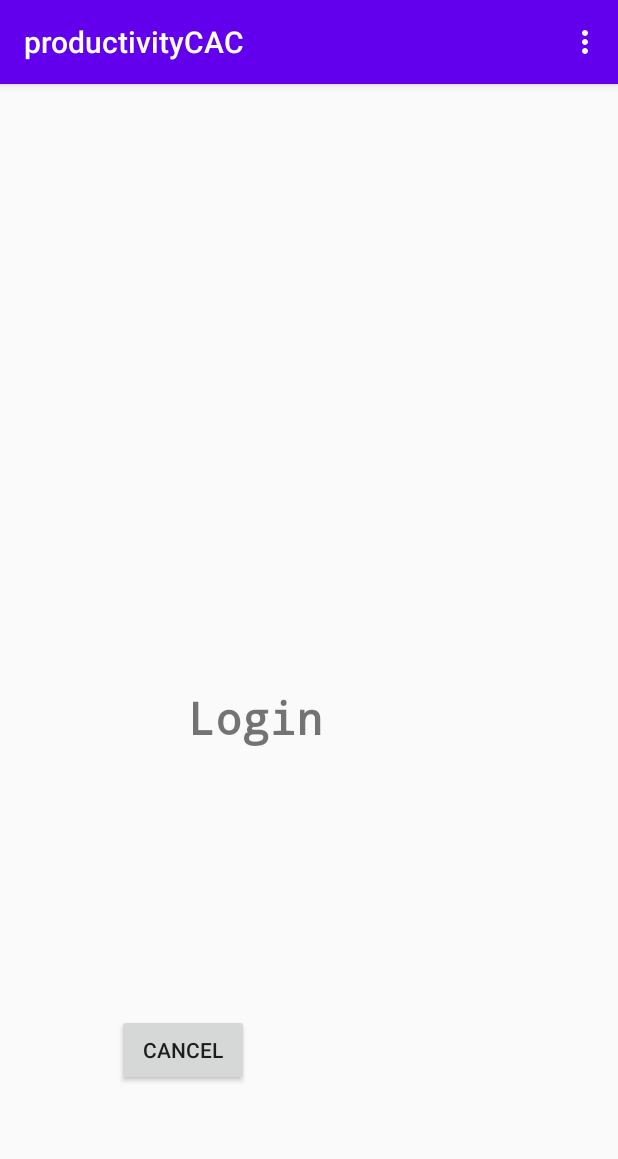
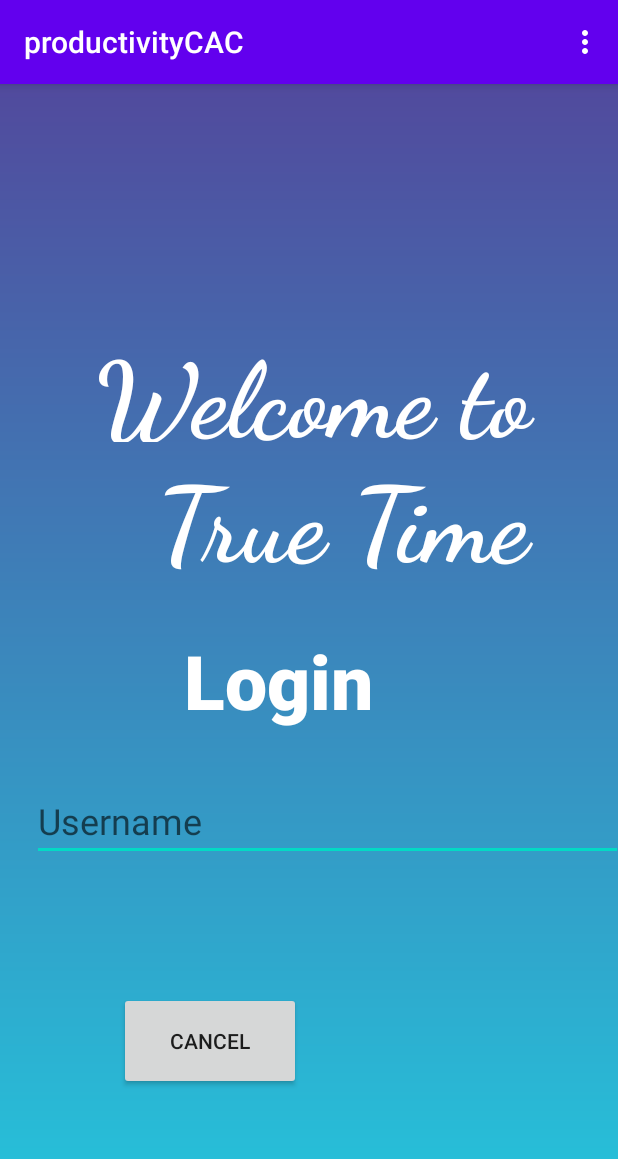
Before and after one commit to anastasia21112/productivityCAC, an Android app: the screen it shows after launch (MainActivity), on a phone screen of 412 x 824 dp. Shown: the top 1159 px of the screen. Run offline under Robolectric (Android 15) with nearby library versions, the phone set to English and light mode, and no system bars.

Commit message:
login styling

```diff
--- a/app/src/main/res/layout/activity_login.xml
+++ b/app/src/main/res/layout/activity_login.xml
@@ -4,12 +4,13 @@
     xmlns:app="http://schemas.android.com/apk/res-auto"
     xmlns:tools="http://schemas.android.com/tools"
     android:layout_width="match_parent"
-    android:layout_height="match_parent">
+    android:layout_height="match_parent"
+    android:background="@drawable/teal_purple_gradient">
 
     <TextView
         android:id="@+id/loginTitle"
-        android:layout_width="175dp"
-        android:layout_height="66dp"
+        android:layout_width="165dp"
+        android:layout_height="90dp"
         android:layout_marginStart="125dp"
         android:layout_marginLeft="125dp"
         android:layout_marginTop="320dp"
@@ -18,15 +19,16 @@
         android:layout_marginBottom="300dp"
         android:lineSpacingExtra="18sp"
         android:text="Login "
-        android:textSize="30sp"
+        android:textColor="#FFFFFF"
+        android:textSize="50sp"
         android:textStyle="bold"
-        app:fontFamily="monospace"
+        app:fontFamily="sans-serif-black"
         app:layout_constraintBottom_toBottomOf="parent"
         app:layout_constraintEnd_toEndOf="parent"
-        app:layout_constraintHorizontal_bias="0.0"
+        app:layout_constraintHorizontal_bias="0.75"
         app:layout_constraintStart_toStartOf="parent"
         app:layout_constraintTop_toTopOf="parent"
-        app:layout_constraintVertical_bias="1.0" />
+        app:layout_constraintVertical_bias="0.76" />
 
     <EditText
         android:id="@+id/editText1"
@@ -41,6 +43,7 @@
         android:ems="10"
         android:hint="Username"
         android:inputType="textPersonName"
+        android:textSize="24sp"
         app:layout_constraintBottom_toBottomOf="parent"
         app:layout_constraintEnd_toEndOf="parent"
         app:layout_constraintHorizontal_bias="0.426"
@@ -61,6 +64,7 @@
         android:ems="10"
         android:hint="Password"
         android:inputType="textPassword"
+        android:textSize="24sp"
         app:layout_constraintBottom_toBottomOf="parent"
         app:layout_constraintEnd_toEndOf="parent"
         app:layout_constraintHorizontal_bias="0.517"
@@ -70,8 +74,8 @@
 
     <Button
         android:id="@+id/btn1"
-        android:layout_width="wrap_content"
-        android:layout_height="wrap_content"
+        android:layout_width="124dp"
+        android:layout_height="67dp"
         android:layout_marginStart="233dp"
         android:layout_marginLeft="233dp"
         android:layout_marginTop="300dp"
@@ -81,15 +85,15 @@
         android:text="Login"
         app:layout_constraintBottom_toBottomOf="parent"
         app:layout_constraintEnd_toEndOf="parent"
-        app:layout_constraintHorizontal_bias="0.0"
+        app:layout_constraintHorizontal_bias="0.954"
         app:layout_constraintStart_toStartOf="parent"
         app:layout_constraintTop_toBottomOf="@+id/editText2"
-        app:layout_constraintVertical_bias="0.529" />
+        app:layout_constraintVertical_bias="0.512" />
 
     <Button
         android:id="@+id/btn2"
-        android:layout_width="wrap_content"
-        android:layout_height="wrap_content"
+        android:layout_width="121dp"
+        android:layout_height="65dp"
         android:layout_marginStart="79dp"
         android:layout_marginLeft="79dp"
         android:layout_marginTop="66dp"
@@ -99,9 +103,50 @@
         android:text="Cancel"
         app:layout_constraintBottom_toBottomOf="parent"
         app:layout_constraintEnd_toStartOf="@+id/btn1"
-        app:layout_constraintHorizontal_bias="1.0"
+        app:layout_constraintHorizontal_bias="0.0"
         app:layout_constraintStart_toStartOf="parent"
         app:layout_constraintTop_toBottomOf="@+id/editText2"
-        app:layout_constraintVertical_bias="1.0" />
+        app:layout_constraintVertical_bias="0.781" />
+
+    <TextView
+        android:id="@+id/title1"
+        android:layout_width="320dp"
+        android:layout_height="71dp"
+        android:layout_marginStart="85dp"
+        android:layout_marginLeft="85dp"
+        android:layout_marginTop="197dp"
+        android:layout_marginEnd="85dp"
+        android:layout_marginRight="85dp"
+        android:layout_marginBottom="155dp"
+        android:text="Welcome to"
+        android:textColor="#FFFFFF"
+        android:textSize="70sp"
+        android:textStyle="bold"
+        app:fontFamily="cursive"
+        app:layout_constraintBottom_toTopOf="@+id/loginTitle"
+        app:layout_constraintEnd_toEndOf="parent"
+        app:layout_constraintHorizontal_bias="0.285"
+        app:layout_constraintStart_toStartOf="parent"
+        app:layout_constraintTop_toTopOf="parent"
+        app:layout_constraintVertical_bias="0.504" />
+
+    <TextView
+        android:id="@+id/title2"
+        android:layout_width="330dp"
+        android:layout_height="112dp"
+        android:layout_marginStart="123dp"
+        android:layout_marginLeft="123dp"
+        android:layout_marginTop="12dp"
+        android:layout_marginEnd="122dp"
+        android:layout_marginRight="122dp"
+        android:text="True Time"
+        android:textColor="#FFFFFF"
+        android:textSize="70sp"
+        android:textStyle="bold"
+        app:fontFamily="cursive"
+        app:layout_constraintEnd_toEndOf="parent"
+        app:layout_constraintHorizontal_bias="0.118"
+        app:layout_constraintStart_toStartOf="parent"
+        app:layout_constraintTop_toBottomOf="@+id/title1" />
 
 </androidx.constraintlayout.widget.ConstraintLayout>
```
